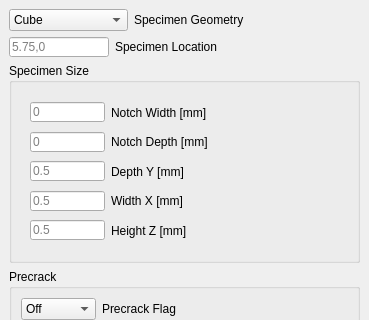
Above: freecad/woodWorkbench/gui/ui/ui_CBL_geoParams.ui from Computational-Mechanics-Material-Models/CBL-preprocesser before the change; both pictures show x 0 to 369 and y 0 to 320 of the 369 by 707 pixel window. Below: the same form after it.
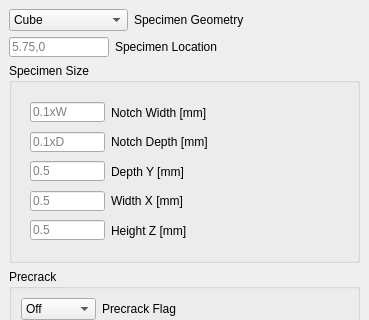
That is the form after the change. The open tabs and pages were chosen to show the change.

Commit message: adjusted default notch size

```diff
--- a/freecad/woodWorkbench/gui/ui/ui_CBL_geoParams.ui
+++ b/freecad/woodWorkbench/gui/ui/ui_CBL_geoParams.ui
@@ -321,7 +321,7 @@
                 <string/>
                </property>
                <property name="placeholderText">
-                <string>0</string>
+                <string>0.1xW</string>
                </property>
               </widget>
              </item>
@@ -354,7 +354,7 @@
                 <string/>
                </property>
                <property name="placeholderText">
-                <string>0</string>
+                <string>0.1xD</string>
                </property>
               </widget>
              </item>
```
The commit also changes 1 other file.
